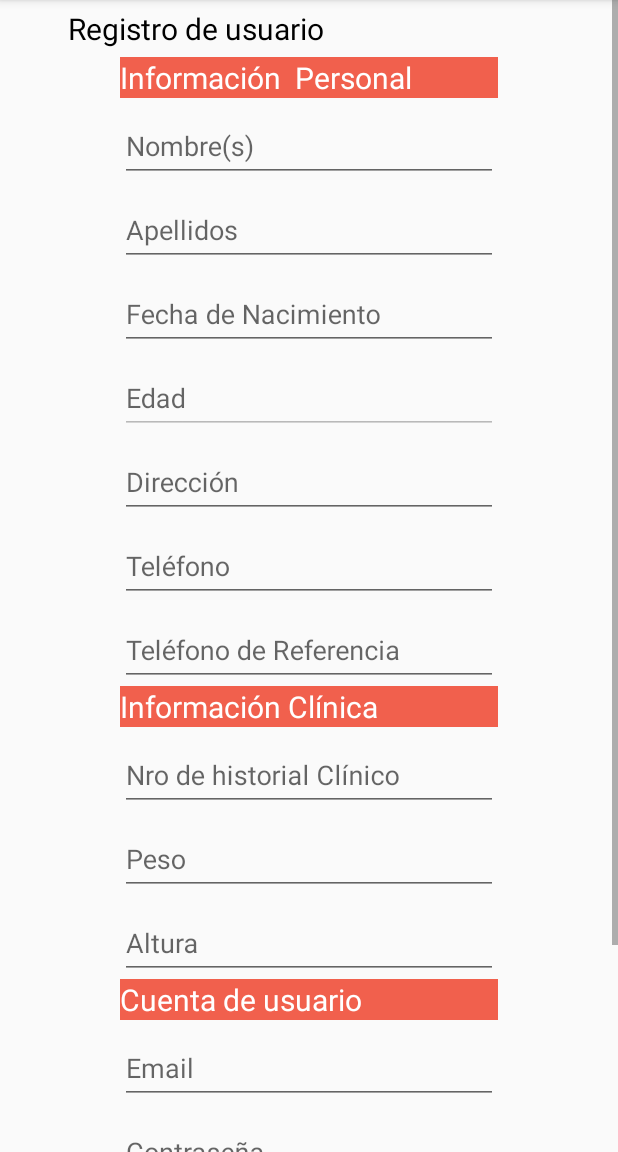
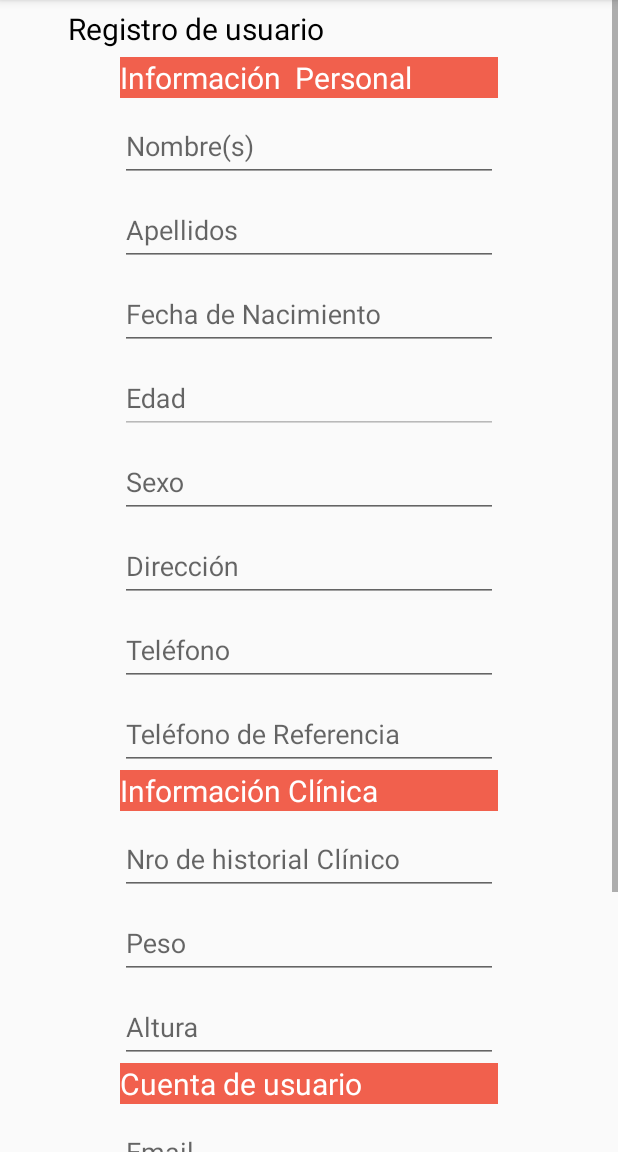
Before and after one commit to luisGumucio/bitafira, an Android app: the fragment PacientMainFragment placed in its activity, after a tap on an icon or button, on a phone screen of 412 x 824 dp, the part 84-1236 px from its top. Run offline under Robolectric (Android 15) with nearby library versions, the phone set to English and light mode, and no system bars; our stand-ins replace Firebase (no records; nobody signed in at launch, a user with empty details on screens opened directly); 2 statements that could not run were skipped.

Commit message:
Fix save pacient

```diff
--- a/app/src/main/java/com/example/unknow/bitafira/LoginActivity.java
+++ b/app/src/main/java/com/example/unknow/bitafira/LoginActivity.java
@@ -3,6 +3,7 @@ package com.example.unknow.bitafira;
 import android.animation.Animator;
 import android.animation.AnimatorListenerAdapter;
 import android.annotation.TargetApi;
+import android.app.ProgressDialog;
 import android.content.Intent;
 import android.content.pm.PackageManager;
 import android.support.annotation.MainThread;
@@ -31,6 +32,7 @@ import android.widget.ArrayAdapter;
 import android.widget.AutoCompleteTextView;
 import android.widget.Button;
 import android.widget.EditText;
+import android.widget.ProgressBar;
 import android.widget.TextView;
 import android.widget.Toast;
 
@@ -40,6 +42,7 @@ import com.google.firebase.auth.AuthResult;
 import com.google.firebase.auth.FirebaseAuth;
 import com.google.firebase.auth.FirebaseUser;
 
+import java.io.FileWriter;
 import java.util.ArrayList;
 import java.util.List;
 
@@ -108,6 +111,7 @@ public class LoginActivity extends AppCompatActivity implements LoaderCallbacks<
             @Override
             public void onClick(View view) {
                 if (!attemptLogin()) {
+
                     mAuth.signInWithEmailAndPassword(mEmailView.getText().toString(),
                             mPasswordView.getText().toString())
                             .addOnCompleteListener(new OnCompleteListener<AuthResult>() {
--- a/app/src/main/java/com/example/unknow/bitafira/pacient/PacientMainFragment.java
+++ b/app/src/main/java/com/example/unknow/bitafira/pacient/PacientMainFragment.java
@@ -61,6 +61,9 @@ public class PacientMainFragment extends Fragment {
             @Override
             public void onClick(View view) {
                 Fragment mFrag = new PacientSaveFragment();
+                Bundle bundle = new Bundle();
+                bundle.putSerializable("PACIENT", pacient);
+                mFrag.setArguments(bundle);
                 t.replace(R.id.main_fragment, mFrag).addToBackStack(null);
                 t.commit();
             }
@@ -76,9 +79,7 @@ public class PacientMainFragment extends Fragment {
     }
 
     private void loadDataAdmin() {
-        pacient = new Pacient();
-        pacient.setId(getArguments().getString("PACIENT_ID"));
-        pacient.setRole(getArguments().getString("PACIENT_ROL"));
+        pacient = (Pacient) getArguments().getSerializable("PACIENT");
         if(pacient.getRole().equals("Doctor")) {
             btnAgregar.setVisibility(View.INVISIBLE);
             listPacients.setOnItemClickListener(itemClickListenerAdminDoctor);
--- a/app/src/main/java/com/example/unknow/bitafira/pacient/PacientSaveFragment.java
+++ b/app/src/main/java/com/example/unknow/bitafira/pacient/PacientSaveFragment.java
@@ -56,12 +56,14 @@ public class PacientSaveFragment extends Fragment {
     EditText txtNacimiento;
     EditText txtPassword;
     EditText txtRoles;
-    EditText txtPhoneRefe;
+    EditText txtPhoneRefe, txtSexo;
     Button btnAgregar;
     FragmentTransaction t;
     FirebaseAuth mAuth;
+    Pacient pacient;
     private BackButtonHandlerInterface backButtonHandler;
     CharSequence roles[] = new CharSequence[] {"Paciente", "Doctor", "Técnico"};
+    CharSequence sexo[] = new CharSequence[] {"Masculino", "Femenino"};
     @Override
     public View onCreateView(LayoutInflater inflater, ViewGroup parent, Bundle savedInstanceState) {
         return inflater.inflate(R.layout.fragment_pacient_save, parent, false);
@@ -84,6 +86,8 @@ public class PacientSaveFragment extends Fragment {
         txtPhone = (EditText) view.findViewById(R.id.input_phone);
         txtPhoneRefe = (EditText) view.findViewById(R.id.input_phone1);
         txtPassword = (EditText) view.findViewById(R.id.input_password);
+        txtSexo = (EditText) view.findViewById(R.id.input_sexo);
+        txtSexo.setOnClickListener(putSexo);
         txtRoles = (EditText) view.findViewById(R.id.input_roles);
         txtRoles.setOnClickListener(putRoles);
         txtNacimiento = (EditText) view.findViewById(R.id.input_nacimiento);
@@ -95,6 +99,7 @@ public class PacientSaveFragment extends Fragment {
         mRefPacient = mDatabase.getReference(Constante.contacto);
         t = this.getFragmentManager().beginTransaction();//apuntamos con que nodo vamos a trabajar
         mAuth = FirebaseAuth.getInstance();
+        pacient = (Pacient) getArguments().getSerializable("PACIENT");
     }
 
 
@@ -108,6 +113,22 @@ public class PacientSaveFragment extends Fragment {
                 public void onClick(DialogInterface dialog, int which) {
                     // the user clicked on colors[which]
                     txtRoles.setText(roles[which]);
+                }
+            });
+            builder.show();
+        }
+    };
+
+    private View.OnClickListener putSexo = new View.OnClickListener() {
+        @Override
+        public void onClick(View v) {
+            AlertDialog.Builder builder = new AlertDialog.Builder(getContext());
+            builder.setTitle("Seleccione un sexo por favor!");
+            builder.setItems(sexo, new DialogInterface.OnClickListener() {
+                @Override
+                public void onClick(DialogInterface dialog, int which) {
+                    // the user clicked on colors[which]
+                    txtSexo.setText(sexo[which]);
                 }
             });
             builder.show();
@@ -154,7 +175,10 @@ public class PacientSaveFragment extends Fragment {
                 public void onComplete(@NonNull Task<AuthResult> task) {
                     if(task.isSuccessful()) {
                         mRefPacient.child(pacient.getId()).setValue(pacient);
+                        Bundle bundle = new Bundle();
+                        bundle.putSerializable("PACIENT", pacient);
                         android.support.v4.app.Fragment mFrag = new PacientMainFragment();
+                        mFrag.setArguments(bundle);
                         t.replace(R.id.main_fragment, mFrag);
                         t.commit();
                     } else {
@@ -180,6 +204,7 @@ public class PacientSaveFragment extends Fragment {
         pacient.setPhone(Integer.parseInt(txtPhone.getText().toString()));
         pacient.setUserId(id);
         pacient.setRole(txtRoles.getText().toString());
+        pacient.setSexo(txtSexo.getText().toString());
         pacient.setPhoneRefe(Integer.parseInt(txtPhoneRefe.getText().toString()));
 
         return pacient;
--- a/app/src/main/res/layout/fragment_pacient_save.xml
+++ b/app/src/main/res/layout/fragment_pacient_save.xml
@@ -94,7 +94,21 @@
                     android:singleLine="true" />
             </android.support.design.widget.TextInputLayout>
 
+            <android.support.design.widget.TextInputLayout
+                android:id="@+id/input_layout_sexo"
+                android:layout_width="match_parent"
+                android:layout_height="wrap_content">
 
+                <EditText
+                    android:id="@+id/input_sexo"
+                    android:layout_width="match_parent"
+                    android:layout_height="wrap_content"
+                    android:hint="Sexo"
+                    android:ems="10"
+                    android:focusable="false"
+                    android:clickable="true"
+                    android:inputType="text"/>
+            </android.support.design.widget.TextInputLayout>
             <android.support.design.widget.TextInputLayout
                 android:id="@+id/input_layout_address"
                 android:layout_width="match_parent"
```
Also changed, not shown: app/src/main/java/com/example/unknow/bitafira/MainActivity.java (+3 -10 lines), app/src/main/java/com/example/unknow/bitafira/model/Pacient.java (+12 -1 lines).
